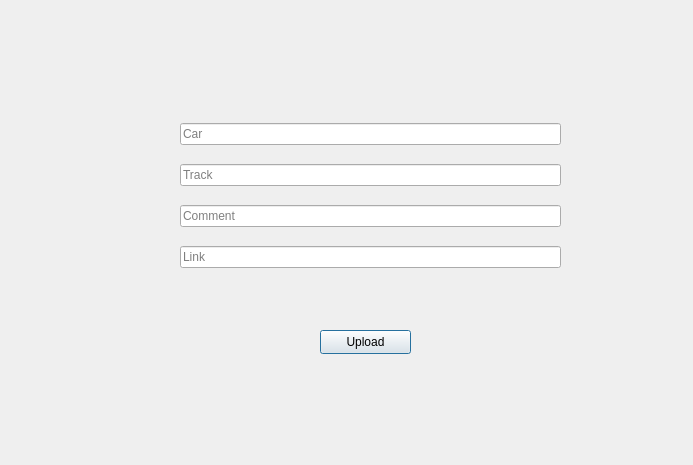
Above: client/upload.ui from igor2323/AssettoHub before the change. Below: the same form after it.
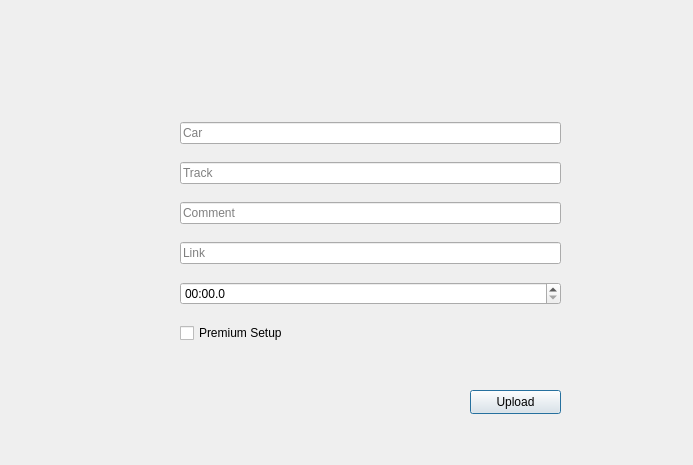
That is the form after the change.

Commit message: add premium, more complete account information

```diff
--- a/client/upload.ui
+++ b/client/upload.ui
@@ -19,7 +19,7 @@
      <x>180</x>
      <y>110</y>
      <width>381</width>
-     <height>171</height>
+     <height>251</height>
     </rect>
    </property>
    <layout class="QVBoxLayout" name="verticalLayout">
@@ -51,13 +51,30 @@
       </property>
      </widget>
     </item>
+    <item>
+     <widget class="QTimeEdit" name="upload_time">
+      <property name="currentSection">
+       <enum>QDateTimeEdit::HourSection</enum>
+      </property>
+      <property name="displayFormat">
+       <string>hh:mm.s</string>
+      </property>
+     </widget>
+    </item>
+    <item>
+     <widget class="QCheckBox" name="premToggle">
+      <property name="text">
+       <string>Premium Setup</string>
+      </property>
+     </widget>
+    </item>
    </layout>
   </widget>
   <widget class="QPushButton" name="pushButton">
    <property name="geometry">
     <rect>
-     <x>320</x>
-     <y>330</y>
+     <x>470</x>
+     <y>390</y>
      <width>91</width>
      <height>24</height>
     </rect>
```
The commit also changes 19 other files.
